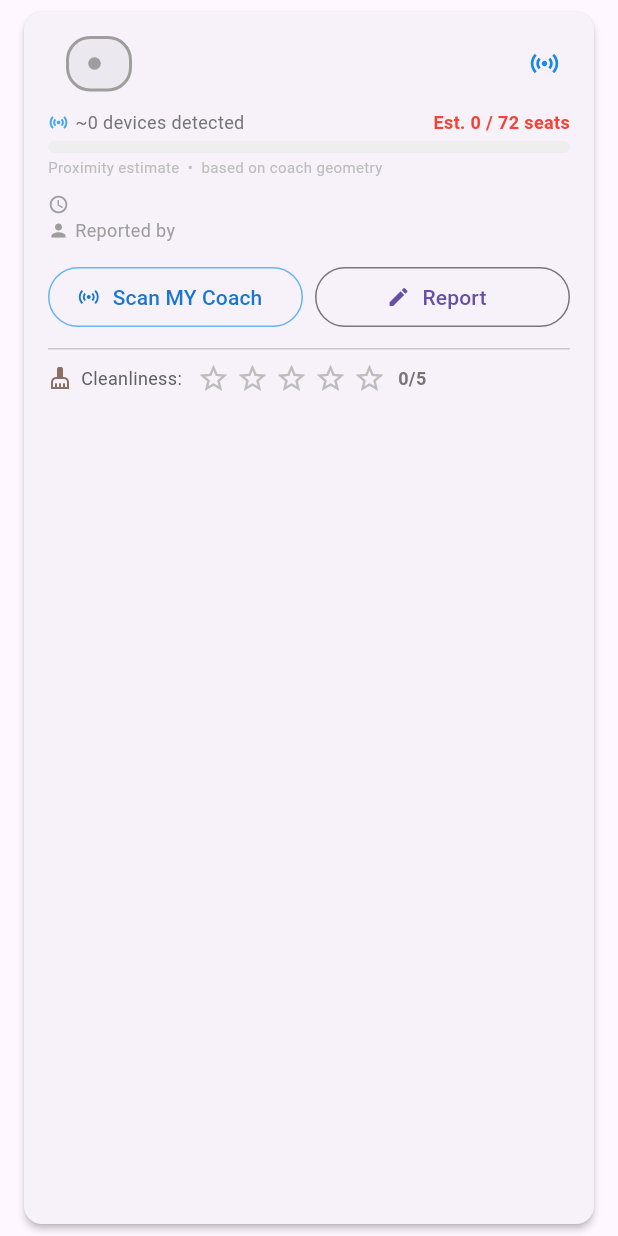
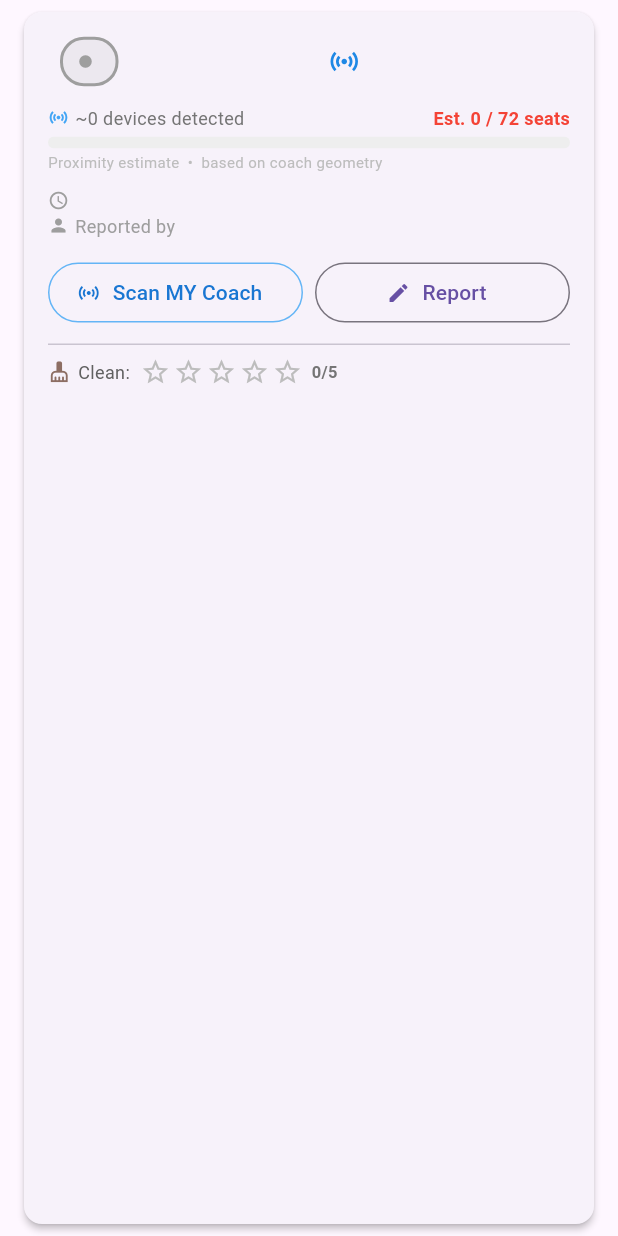
Before and after one commit to AdithyaChoudhry/TrainAssist, a Flutter app: the _CoachCard widget shown alone on an empty page, opened directly with empty values, on a phone screen of 412 x 824 dp. Run offline on Flutter 3.47's test engine with Material 3 defaults, Android fonts, the light colour scheme and no system bars; our stand-ins replace flutter_blue_plus, flutter_local_notifications, permission_handler, shared_preferences; accounts and stored records are empty.

Commit message:
feat: lock screen medical notif, 25 coaches, overflow fixes

```diff
--- a/train_assist_app/lib/main.dart
+++ b/train_assist_app/lib/main.dart
@@ -15,6 +15,7 @@
 import 'screens/station_alert_screen.dart';
 import 'screens/lost_found_screen.dart';
 import 'screens/medical_profile_screen.dart';
+import 'services/notification_service.dart';
 
 void main() {
   runApp(const TrainAssistApp());
@@ -58,6 +59,8 @@
   }
 
   Future<void> _initializeApp() async {
+    // Initialize notification channel
+    await NotificationService().init();
     // Load saved user name
     await Provider.of<UserProvider>(context, listen: false).loadUserName();
     setState(() => _isInitialized = true);
--- a/train_assist_app/lib/providers/medical_profile_provider.dart
+++ b/train_assist_app/lib/providers/medical_profile_provider.dart
@@ -2,6 +2,7 @@
 import 'package:flutter/foundation.dart';
 import 'package:shared_preferences/shared_preferences.dart';
 import '../models/medical_profile_model.dart';
+import '../services/notification_service.dart';
 
 class MedicalProfileProvider extends ChangeNotifier {
   static const _key = 'medical_profile';
@@ -24,6 +25,8 @@
       final prefs = await SharedPreferences.getInstance();
       await prefs.setString(_key, jsonEncode(profile.toJson()));
       _profile = profile;
+      // Show persistent lock-screen notification with emergency info
+      await NotificationService().showMedicalNotification(profile);
     } finally {
       _isLoading = false;
       notifyListeners();
@@ -38,6 +41,8 @@
         _profile =
             MedicalProfile.fromJson(jsonDecode(raw) as Map<String, dynamic>);
         notifyListeners();
+        // Re-show lock-screen notification after app restart
+        await NotificationService().showMedicalNotification(_profile);
       }
     } catch (_) {}
   }
@@ -46,6 +51,7 @@
     final prefs = await SharedPreferences.getInstance();
     await prefs.remove(_key);
     _profile = MedicalProfile();
+    await NotificationService().cancelMedicalNotification();
     notifyListeners();
   }
 }
--- a/train_assist_app/lib/screens/coach_list_screen.dart
+++ b/train_assist_app/lib/screens/coach_list_screen.dart
@@ -317,7 +317,7 @@
     // BT result takes precedence over stored server status if it's fresher.
     final displayLevel = hasBt ? btResult!.crowdLevel : (coach.latestStatus ?? 'Unknown');
     final displayColor = _crowdColor(displayLevel);
-    final displayColorLight = displayColor.withOpacity(0.12);
+    final displayColorLight = displayColor.withValues(alpha: 0.12);
 
     return Card(
       margin: const EdgeInsets.symmetric(horizontal: 16, vertical: 8),
@@ -329,15 +329,18 @@
             // ── Row 1: name + status chip ───────────────────────────────────
             Row(
               children: [
-                Text(
+                Flexible(
+                  child: Text(
                     coach.coachName,
+                    overflow: TextOverflow.ellipsis,
                     style: const TextStyle(
-                      fontSize: 20, fontWeight: FontWeight.bold),
+                        fontSize: 18, fontWeight: FontWeight.bold),
                   ),
-                const SizedBox(width: 12),
+                ),
+                const SizedBox(width: 8),
                 Container(
                   padding: const EdgeInsets.symmetric(
-                      horizontal: 12, vertical: 6),
+                      horizontal: 10, vertical: 5),
                   decoration: BoxDecoration(
                     color: displayColorLight,
                     borderRadius: BorderRadius.circular(16),
@@ -347,13 +350,13 @@
                     mainAxisSize: MainAxisSize.min,
                     children: [
                       Icon(Icons.circle, size: 10, color: displayColor),
-                      const SizedBox(width: 6),
+                      const SizedBox(width: 5),
                       Text(
                         displayLevel,
                         style: TextStyle(
                           color: displayColor,
                           fontWeight: FontWeight.bold,
-                          fontSize: 14,
+                          fontSize: 13,
                         ),
                       ),
                     ],
@@ -455,17 +458,20 @@
             // ── Cleanliness rating ───────────────────────────────────────────
             Row(
               children: [
-                Icon(Icons.cleaning_services, size: 16, color: Colors.brown[400]),
+                Icon(Icons.cleaning_services, size: 15, color: Colors.brown[400]),
+                const SizedBox(width: 5),
+                Text('Clean:',
+                    style: TextStyle(fontSize: 12, color: Colors.grey[700])),
                 const SizedBox(width: 6),
-                Text('Cleanliness:',
-                    style: TextStyle(fontSize: 12, color: Colors.grey[700])),
-                const SizedBox(width: 8),
-                ...List.generate(5, (i) {
+                Flexible(
+                  child: Row(
+                    mainAxisSize: MainAxisSize.min,
+                    children: List.generate(5, (i) {
                       final star = i + 1;
                       return GestureDetector(
                         onTap: () => onCleanlinessChanged(star),
                         child: Padding(
-                      padding: const EdgeInsets.symmetric(horizontal: 2),
+                          padding: const EdgeInsets.symmetric(horizontal: 1),
                           child: Icon(
                             star <= cleanlinessScore
                                 ? Icons.star
@@ -473,15 +479,17 @@
                             color: star <= cleanlinessScore
                                 ? Colors.amber
                                 : Colors.grey[400],
-                        size: 22,
+                            size: 20,
                           ),
                         ),
                       );
                     }),
-                const SizedBox(width: 6),
+                  ),
+                ),
+                const SizedBox(width: 5),
                 Text('$cleanlinessScore/5',
                     style: TextStyle(
-                        fontSize: 12,
+                        fontSize: 11,
                         color: Colors.grey[600],
                         fontWeight: FontWeight.bold)),
               ],
@@ -550,8 +558,10 @@
             ],
           ),
           const SizedBox(height: 10),
-          // Coach blocks
-          Row(
+          // Coach blocks — horizontally scrollable for 25+ coaches
+          SingleChildScrollView(
+            scrollDirection: Axis.horizontal,
+            child: Row(
               children: [
                 // Engine icon
                 Container(
@@ -568,17 +578,15 @@
                       color: Colors.white, size: 18),
                 ),
                 const SizedBox(width: 3),
-              Expanded(
-                child: Row(
-                  children: coaches.map((coach) {
+                ...coaches.map((coach) {
                   final color = _levelColor(coach.latestStatus);
                   final short = coach.coachName.split(' - ').first;
-                    return Expanded(
-                      child: Container(
+                  return Container(
                     margin: const EdgeInsets.symmetric(horizontal: 1.5),
+                    width: 42,
                     height: 46,
                     decoration: BoxDecoration(
-                          color: color.withOpacity(0.18),
+                      color: color.withValues(alpha: 0.18),
                       border: Border.all(color: color, width: 1.5),
                       borderRadius: BorderRadius.circular(4),
                     ),
@@ -587,7 +595,7 @@
                       children: [
                         Text(short,
                             style: TextStyle(
-                                    fontSize: 11,
+                                fontSize: 9,
                                 fontWeight: FontWeight.bold,
                                 color: color)),
                         const SizedBox(height: 2),
@@ -599,12 +607,10 @@
                         ),
                       ],
                     ),
+                  );
+                }),
+              ],
             ),
-                    );
-                  }).toList(),
-                ),
-              ),
-            ],
           ),
           const SizedBox(height: 8),
           // Legend
@@ -665,9 +671,9 @@
       margin: const EdgeInsets.symmetric(horizontal: 16, vertical: 4),
       padding: const EdgeInsets.symmetric(horizontal: 14, vertical: 10),
       decoration: BoxDecoration(
-        color: color.withOpacity(0.10),
+        color: color.withValues(alpha: 0.10),
         borderRadius: BorderRadius.circular(10),
-        border: Border.all(color: color.withOpacity(0.4)),
+        border: Border.all(color: color.withValues(alpha: 0.4)),
       ),
       child: Row(
         children: [
@@ -694,7 +700,7 @@
             padding:
                 const EdgeInsets.symmetric(horizontal: 10, vertical: 4),
             decoration: BoxDecoration(
-              color: color.withOpacity(0.15),
+              color: color.withValues(alpha: 0.15),
               borderRadius: BorderRadius.circular(20),
               border: Border.all(color: color),
             ),
@@ -802,7 +808,7 @@
         padding:
             const EdgeInsets.symmetric(vertical: 12, horizontal: 16),
         decoration: BoxDecoration(
-          color: isSelected ? color.withOpacity(0.2) : Colors.transparent,
+          color: isSelected ? color.withValues(alpha: 0.2) : Colors.transparent,
           border: Border.all(
             color: isSelected ? color : Colors.grey[300]!,
             width: isSelected ? 2 : 1,
--- a/train_assist_app/lib/services/local_data_service.dart
+++ b/train_assist_app/lib/services/local_data_service.dart
@@ -31,31 +31,52 @@
     Train(id: 20, trainName: 'Punjab Mail',            source: 'Mumbai',     destination: 'Firozpur',          timing: '19:05', platform: '3'),
   ];
 
+  // ── 25 coach slots with realistic crowd patterns per time-of-day ──────────
+  // Each entry: (displayName, [morning/night, day, evening-rush])
+  static const List<(String, List<String>)> _coachSlots = [
+    ('GS-1 - General',      ['High',   'High',   'High'  ]),
+    ('GS-2 - General',      ['High',   'High',   'High'  ]),
+    ('GS-3 - General',      ['High',   'Medium', 'High'  ]),
+    ('S1 - Sleeper',        ['High',   'Medium', 'High'  ]),
+    ('S2 - Sleeper',        ['High',   'Medium', 'High'  ]),
+    ('S3 - Sleeper',        ['High',   'Medium', 'High'  ]),
+    ('S4 - Sleeper',        ['Medium', 'Medium', 'High'  ]),
+    ('S5 - Sleeper',        ['Medium', 'Low',    'Medium']),
+    ('S6 - Sleeper',        ['Medium', 'Low',    'High'  ]),
+    ('S7 - Sleeper',        ['Medium', 'Low',    'Medium']),
+    ('S8 - Sleeper',        ['Low',    'Low',    'Medium']),
+    ('S9 - Sleeper',        ['Low',    'Low',    'Medium']),
+    ('B1 - AC 3 Tier',      ['Medium', 'Low',    'Medium']),
+    ('B2 - AC 3 Tier',      ['Medium', 'Low',    'Medium']),
+    ('B3 - AC 3 Tier',      ['Low',    'Low',    'Medium']),
+    ('B4 - AC 3 Tier',      ['Low',    'Low',    'Low'   ]),
+    ('B5 - AC 3 Tier',      ['Medium', 'Medium', 'High'  ]),
+    ('B6 - AC 3 Tier',      ['Low',    'Low',    'Medium']),
+    ('A1 - AC 2 Tier',      ['Low',    'Low',    'Low'   ]),
+    ('A2 - AC 2 Tier',      ['Low',    'Low',    'Low'   ]),
+    ('A3 - AC 2 Tier',      ['Low',    'Low',    'Medium']),
+    ('H1 - First AC',       ['Low',    'Low',    'Low'   ]),
+    ('H2 - First AC',       ['Low',    'Low',    'Low'   ]),
+    ('D1 - Divyaangjan',    ['Low',    'Low',    'Low'   ]),
+    ('D2 - Divyaangjan',    ['Low',    'Low',    'Low'   ]),
+  ];  // 25 slots total
+
   // ── Hardcoded coaches per train ───────────────────────────────────────────
-  // Each coach gets a deterministic but VARIED crowd level so the UI shows
-  // realistic differences. The seed is (trainId * coachSlot + hour-bucket)
-  // so the levels shift slightly across morning / afternoon / evening — making
-  // it look live without a server.
   static Map<int, List<Coach>> _buildCoaches() {
     final hour = DateTime.now().hour;
-    // Three time buckets: 0=night/morning, 1=day, 2=evening rush
     final bucket = hour < 9 ? 0 : (hour < 17 ? 1 : 2);
 
-    // Crowd pattern per (coachSlot, bucket) — mimics real Indian Railways:
-    //   Sleeper is always busier; AC 2-Tier is least crowded.
-    const patterns = <int, List<String>>{
-      0: ['High',   'Medium', 'High'],   // S1 Sleeper: busy all day
-      1: ['Medium', 'Low',    'Medium'], // B1 AC 3 Tier: moderate
-      2: ['Low',    'Low',    'Medium'], // A1 AC 2 Tier: least crowded
-    };
-
     final result = <int, List<Coach>>{};
-    for (int i = 1; i <= 20; i++) {
-      result[i] = [
-        Coach(id: (i - 1) * 3 + 1, trainId: i, coachName: 'S1 - Sleeper',   latestStatus: patterns[0]![bucket]),
-        Coach(id: (i - 1) * 3 + 2, trainId: i, coachName: 'B1 - AC 3 Tier', latestStatus: patterns[1]![bucket]),
-        Coach(id: (i - 1) * 3 + 3, trainId: i, coachName: 'A1 - AC 2 Tier', latestStatus: patterns[2]![bucket]),
-      ];
+    for (int trainId = 1; trainId <= 20; trainId++) {
+      result[trainId] = List.generate(_coachSlots.length, (slot) {
+        final (name, patterns) = _coachSlots[slot];
+        return Coach(
+          id: (trainId - 1) * 25 + slot + 1,
+          trainId: trainId,
+          coachName: name,
+          latestStatus: patterns[bucket],
+        );
+      });
     }
     return result;
   }
--- a/train_assist_app/pubspec.yaml
+++ b/train_assist_app/pubspec.yaml
@@ -53,6 +53,9 @@
   # Permission handling
   permission_handler: ^11.3.1
 
+  # Persistent lock-screen notification for medical emergency card
+  flutter_local_notifications: ^17.2.4
+
 dev_dependencies:
   flutter_test:
     sdk: flutter
```
Also changed, not shown: train_assist_app/lib/services/notification_service.dart (added, +112 -0 lines), train_assist_app/pubspec.lock, 3 other files. Lines whose indentation alone changed are shown as unchanged.
